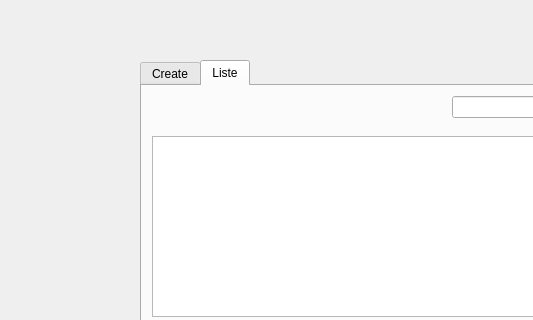
mohamedaminerjab/eco_shine, file clientwindow.ui: the form before one commit; both pictures show x 0 to 533 and y 0 to 320 of the 724 by 465 pixel window.
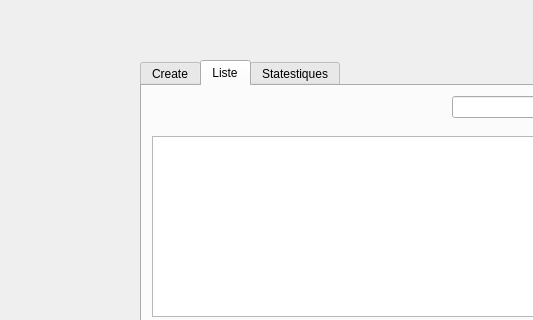
The form after the commit.

```diff
--- a/clientwindow.ui
+++ b/clientwindow.ui
@@ -163,6 +163,11 @@
      </property>
     </widget>
    </widget>
+   <widget class="QWidget" name="statTab">
+    <attribute name="title">
+     <string>Statestiques</string>
+    </attribute>
+   </widget>
   </widget>
  </widget>
  <resources/>
```
